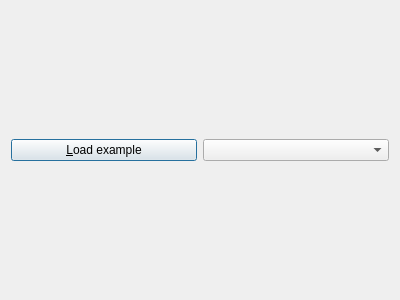
First picture: the form in Tools/ToolTestConceptMap/qtconceptmaptestexamplesdialog.ui, repository richelbilderbeek/ProjectRichelBilderbeek, before the edit.
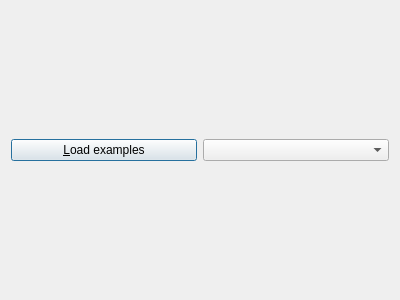
Second picture: the form after the edit.

Diff of the .ui file:
```diff
--- a/Tools/ToolTestConceptMap/qtconceptmaptestexamplesdialog.ui
+++ b/Tools/ToolTestConceptMap/qtconceptmaptestexamplesdialog.ui
@@ -19,7 +19,7 @@
      <item>
       <widget class="QPushButton" name="button_load_examples">
        <property name="text">
-        <string>&amp;Load example</string>
+        <string>&amp;Load examples</string>
        </property>
       </widget>
      </item>
```
